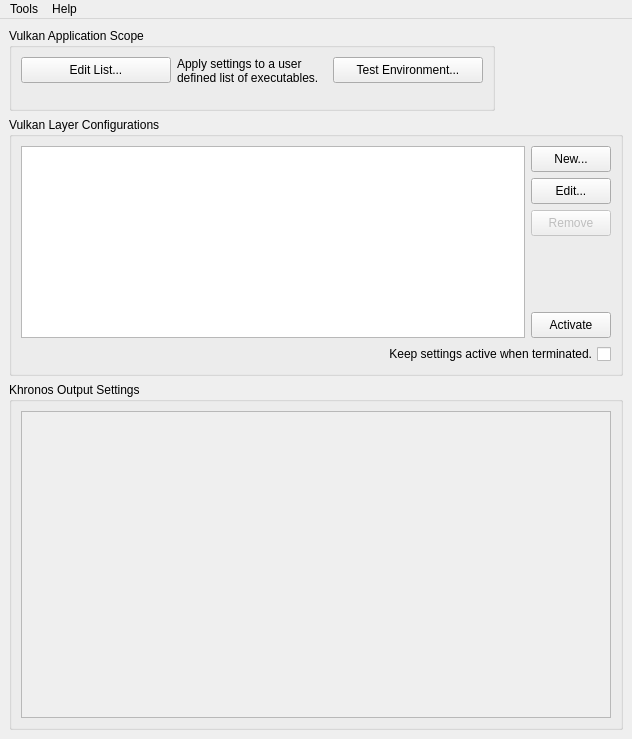
LunarG/VulkanTools, file vkconfig/mainwindow.ui: the form before one commit.
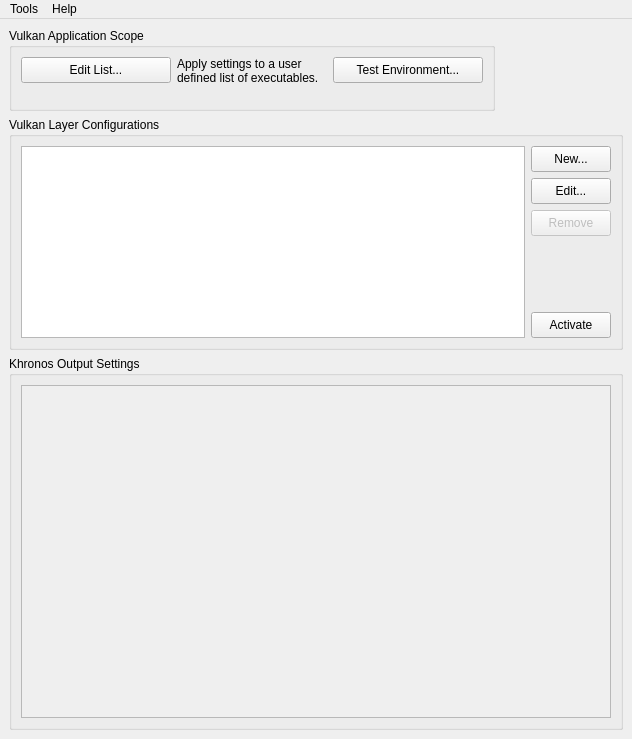
The form after the commit. Icons and pictures are not drawn.

What changed in the file:
```diff
--- a/vkconfig/mainwindow.ui
+++ b/vkconfig/mainwindow.ui
@@ -140,16 +140,6 @@
          </property>
         </widget>
        </item>
-       <item row="5" column="0" colspan="2">
-        <widget class="QCheckBox" name="checkBoxKeepActive">
-         <property name="layoutDirection">
-          <enum>Qt::RightToLeft</enum>
-         </property>
-         <property name="text">
-          <string>Keep settings active when terminated.</string>
-         </property>
-        </widget>
-       </item>
       </layout>
      </widget>
     </item>
@@ -198,7 +188,7 @@
             <x>0</x>
             <y>0</y>
             <width>592</width>
-            <height>310</height>
+            <height>339</height>
            </rect>
           </property>
           <layout class="QHBoxLayout" name="horizontalLayout_3"/>
```
